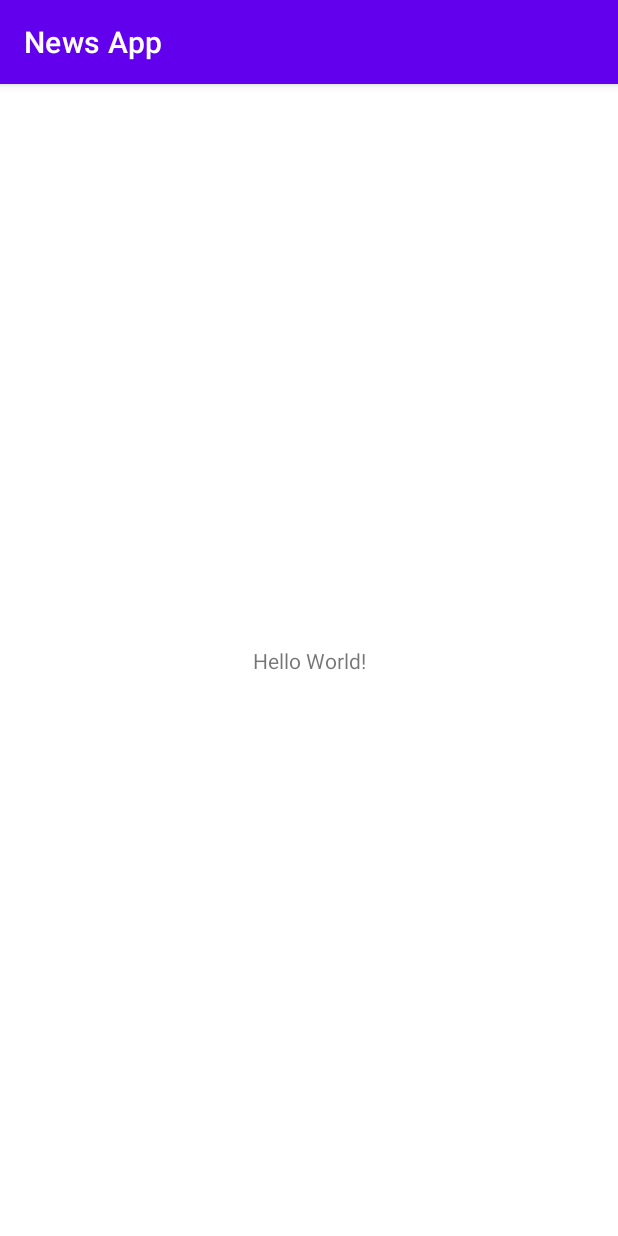
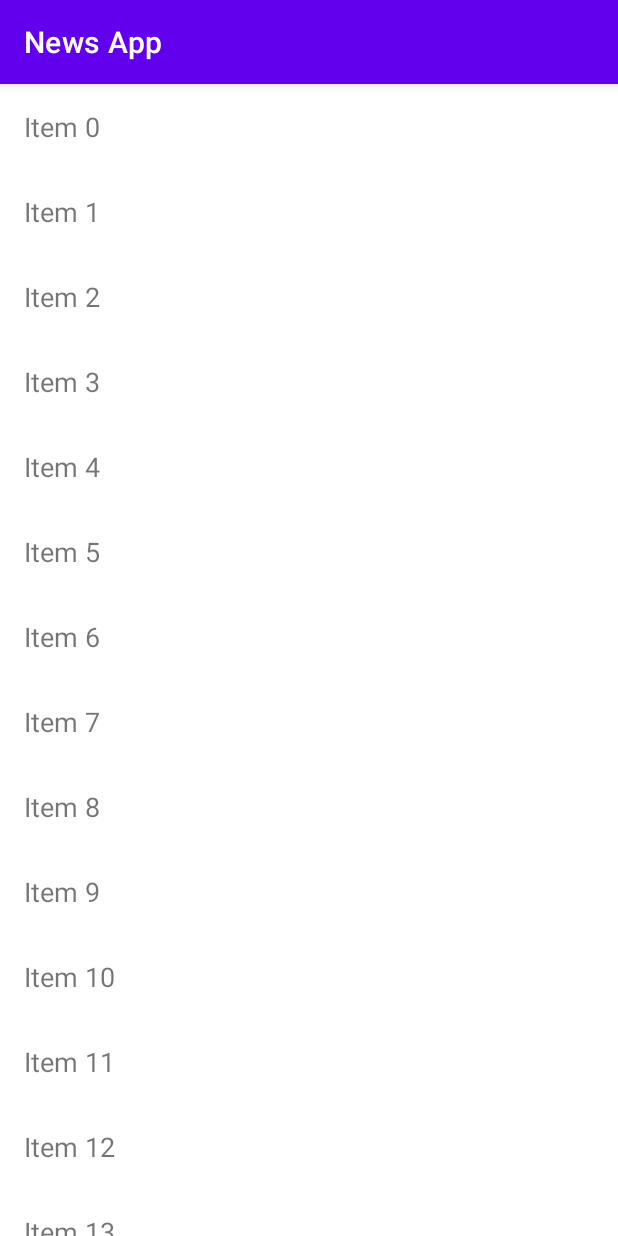
Before and after one commit to Saransh-cpp/NewsApp, an Android app: the screen it shows after launch (MainActivity), on a phone screen of 412 x 824 dp. Run offline under Robolectric (Android 15) with nearby library versions, the phone set to English and light mode, and no system bars.

Commit message:
Add recycler view

```diff
--- a/app/src/main/java/com/example/newsapp/MainActivity.kt
+++ b/app/src/main/java/com/example/newsapp/MainActivity.kt
@@ -2,10 +2,33 @@ package com.example.newsapp
 
 import androidx.appcompat.app.AppCompatActivity
 import android.os.Bundle
+import android.widget.Toast
+import androidx.recyclerview.widget.LinearLayoutManager
+import androidx.recyclerview.widget.RecyclerView
 
-class MainActivity : AppCompatActivity() {
+class MainActivity : AppCompatActivity(), NewsItemClicked {
     override fun onCreate(savedInstanceState: Bundle?) {
         super.onCreate(savedInstanceState)
         setContentView(R.layout.activity_main)
+
+        var recyclerView = findViewById<RecyclerView>(R.id.recyclerView)
+
+        recyclerView.layoutManager = LinearLayoutManager(this)
+        val item = fetchData()
+        var adapter: NewsListAdapter = NewsListAdapter(item, this)
+        recyclerView.adapter = adapter
+    }
+
+    private fun fetchData (): ArrayList<String> {
+        val list  = ArrayList<String>()
+        for (i in 0 until 100) {
+            list.add("Item $i")
+        }
+
+        return list
+    }
+
+    override fun onItemClicked(item: String) {
+        Toast.makeText(this, "Clicked $item", Toast.LENGTH_LONG).show()
     }
 }
--- /dev/null
+++ b/app/src/main/java/com/example/newsapp/NewsListAdapter.kt
@@ -0,0 +1,35 @@
+package com.example.newsapp
+
+import android.view.LayoutInflater
+import android.view.View
+import android.view.ViewGroup
+import android.widget.TextView
+import androidx.recyclerview.widget.RecyclerView
+
+class NewsListAdapter(val item : ArrayList<String>, private val listener: NewsItemClicked) : RecyclerView.Adapter<NewsViewHolder>() {
+    override fun onCreateViewHolder(parent: ViewGroup, viewType: Int): NewsViewHolder {
+        val view = LayoutInflater.from(parent.context).inflate(R.layout.item_news, parent, false)
+        val viewHolder = NewsViewHolder(view)
+        view.setOnClickListener {
+            listener.onItemClicked(item[viewHolder.adapterPosition])
+        }
+        return viewHolder
+    }
+
+    override fun onBindViewHolder(holder: NewsViewHolder, position: Int) {
+        val current = item[position]
+        holder.titleView.text = current
+    }
+
+    override fun getItemCount(): Int {
+        return item.size
+    }
+}
+
+class NewsViewHolder(itemView: View) : RecyclerView.ViewHolder(itemView) {
+    val titleView : TextView = itemView.findViewById(R.id.title)
+}
+
+interface NewsItemClicked {
+    fun onItemClicked(item: String)
+}
--- a/app/src/main/res/layout/activity_main.xml
+++ b/app/src/main/res/layout/activity_main.xml
@@ -6,13 +6,12 @@
     android:layout_height="match_parent"
     tools:context=".MainActivity">
 
-    <TextView
-        android:layout_width="wrap_content"
-        android:layout_height="wrap_content"
-        android:text="Hello World!"
+    <androidx.recyclerview.widget.RecyclerView
+        android:id="@+id/recyclerView"
+        android:layout_width="0dp"
+        android:layout_height="0dp"
         app:layout_constraintBottom_toBottomOf="parent"
-        app:layout_constraintLeft_toLeftOf="parent"
-        app:layout_constraintRight_toRightOf="parent"
+        app:layout_constraintEnd_toEndOf="parent"
+        app:layout_constraintStart_toStartOf="parent"
         app:layout_constraintTop_toTopOf="parent" />
-
 </androidx.constraintlayout.widget.ConstraintLayout>
--- /dev/null
+++ b/app/src/main/res/layout/item_news.xml
@@ -0,0 +1,17 @@
+<?xml version="1.0" encoding="utf-8"?>
+<androidx.constraintlayout.widget.ConstraintLayout xmlns:android="http://schemas.android.com/apk/res/android"
+    android:layout_width="match_parent"
+    android:layout_height="wrap_content"
+    android:padding="16dp"
+    xmlns:app="http://schemas.android.com/apk/res-auto">
+
+    <TextView
+        android:id="@+id/title"
+        android:layout_width="0dp"
+        android:layout_height="wrap_content"
+        app:layout_constraintLeft_toLeftOf="parent"
+        app:layout_constraintRight_toRightOf="parent"
+        app:layout_constraintTop_toTopOf="parent"
+        android:textSize="18sp"/>
+
+</androidx.constraintlayout.widget.ConstraintLayout>
```
